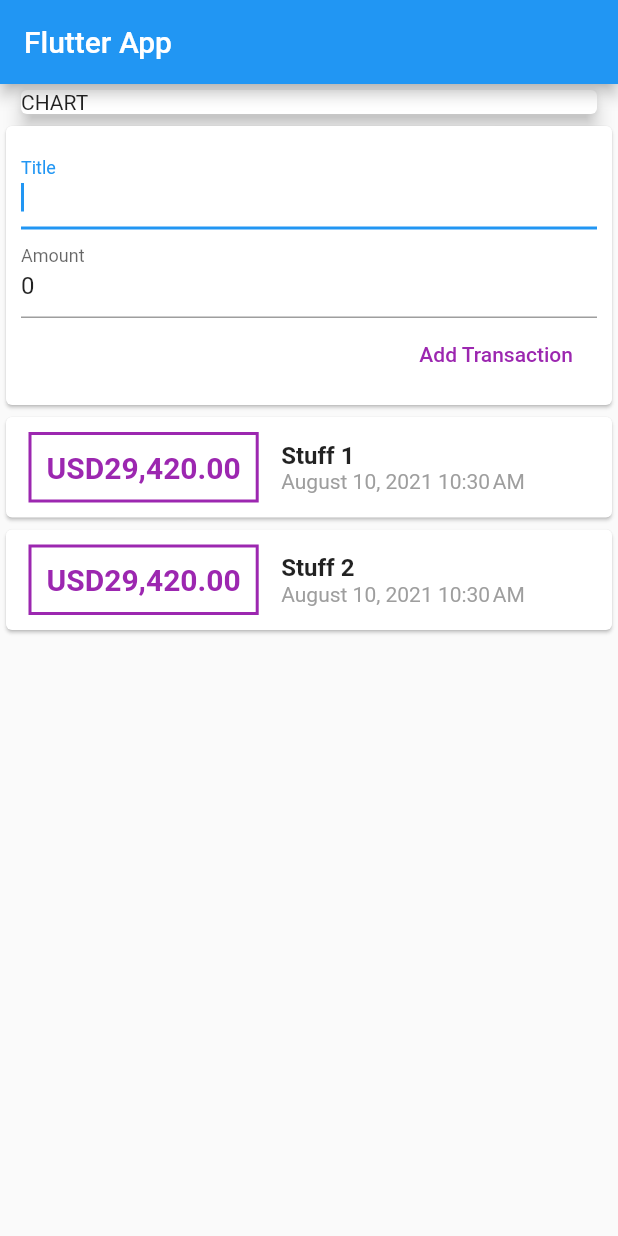
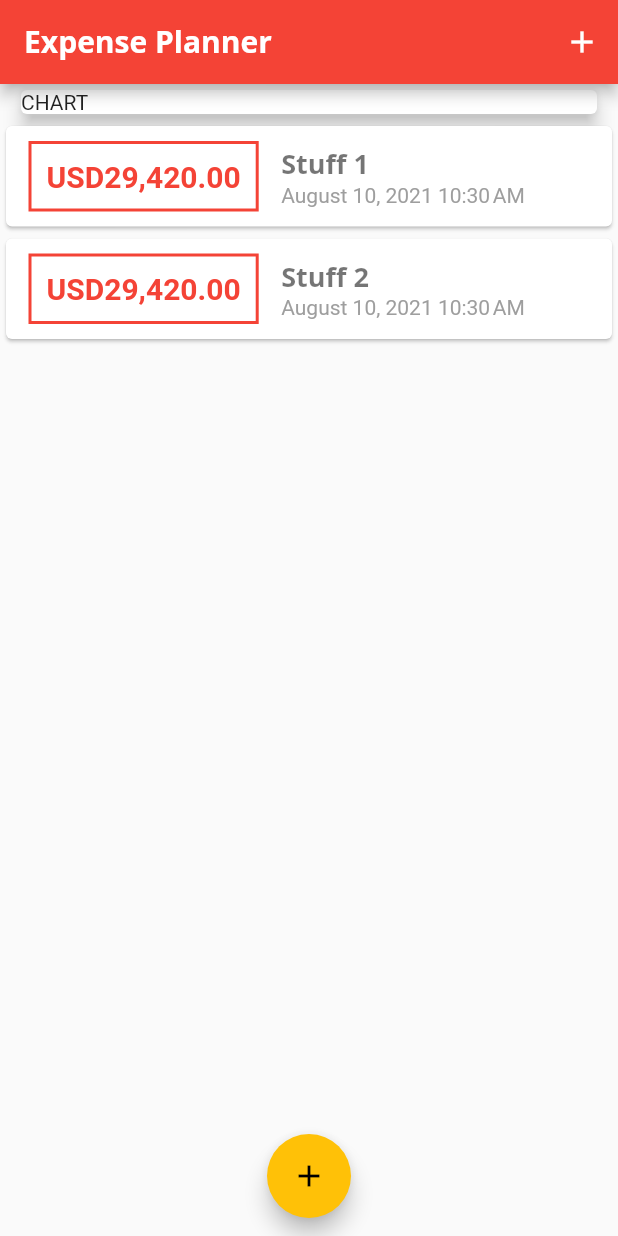
Before and after one commit to izhal27/expense_planner, a Flutter app: the screen it shows after launch, on a phone screen of 412 x 824 dp. Run offline on Flutter 3.47's test engine with Material 2 defaults, Android fonts, the phone set to English and light mode, and no system bars.

Commit message:
Add custom fonts

```diff
--- a/lib/main.dart
+++ b/lib/main.dart
@@ -1,6 +1,9 @@
+import 'dart:math';
+import 'package:expense_planner/widgets/new_transaction.dart';
 import 'package:flutter/material.dart';
 
-import './widgets/user_transacton.dart';
+import './models/transaction.dart';
+import './widgets/transaction_list.dart';
 
 void main() => runApp(MyApp());
 
@@ -10,16 +13,84 @@ class MyApp extends StatelessWidget {
     return MaterialApp(
       title: 'Expense Planner',
       home: MyHomePage(),
+      theme: ThemeData(
+        primarySwatch: Colors.red,
+        accentColor: Colors.amber,
+        fontFamily: 'Quicksand',
+        textTheme: ThemeData.light().textTheme.copyWith(
+              headline1: TextStyle(
+                fontFamily: 'OpenSans',
+                fontWeight: FontWeight.bold,
+                fontSize: 18,
+              ),
+            ),
+        appBarTheme: AppBarTheme(
+          textTheme: ThemeData.light().textTheme.copyWith(
+                headline6: TextStyle(
+                  fontFamily: 'OpenSans',
+                  fontSize: 20,
+                  fontWeight: FontWeight.bold,
+                ),
+              ),
+        ),
+      ),
     );
   }
 }
 
-class MyHomePage extends StatelessWidget {
+class MyHomePage extends StatefulWidget {
+  @override
+  _MyHomePageState createState() => _MyHomePageState();
+}
+
+class _MyHomePageState extends State<MyHomePage> {
+  final List<Transaction> _userTransactions = new List<Transaction>.generate(
+    (2),
+    (index) => Transaction(
+      id: index.toString(),
+      title: 'Stuff ${index + 1}',
+      amount: Random().nextInt(90000) + 10000,
+      date: DateTime.now(),
+    ),
+  );
+
+  void _addNewTrasaction(String txTitle, int txAmount) {
+    final newTx = Transaction(
+      id: DateTime.now().toString(),
+      title: txTitle,
+      amount: txAmount,
+      date: DateTime.now(),
+    );
+
+    setState(() {
+      _userTransactions.add(newTx);
+    });
+  }
+
+  void _startAddNewUserTransaction(BuildContext ctx) {
+    showModalBottomSheet(
+        context: ctx,
+        builder: (_) {
+          return GestureDetector(
+            // onTap: () {},
+            child: NewTransaction(_addNewTrasaction),
+            // behavior: HitTestBehavior.opaque,
+          );
+        });
+  }
+
   @override
   Widget build(BuildContext context) {
     return Scaffold(
       appBar: AppBar(
-          title: Text('Flutter App'),
+        title: Text('Expense Planner'),
+        actions: [
+          IconButton(
+              onPressed: () => _startAddNewUserTransaction(context),
+              icon: Icon(
+                Icons.add,
+              ))
+        ],
       ),
       body: SingleChildScrollView(
         child: Column(
@@ -32,9 +103,16 @@ class MyHomePage extends StatelessWidget {
                 elevation: 5,
               ),
             ),
-              UserTransactions(),
+            TransactionList(_userTransactions),
           ],
         ),
-        ));
+      ),
+      floatingActionButtonLocation:
+          FloatingActionButtonLocation.miniCenterFloat,
+      floatingActionButton: FloatingActionButton(
+        child: Icon(Icons.add),
+        onPressed: () => _startAddNewUserTransaction(context),
+      ),
+    );
   }
 }
--- a/lib/widgets/new_transaction.dart
+++ b/lib/widgets/new_transaction.dart
@@ -1,13 +1,17 @@
 import 'package:flutter/material.dart';
 
-class NewTransaction extends StatelessWidget {
+class NewTransaction extends StatefulWidget {
   final Function(String, int) addTransactionHandler;
-  final titleController = TextEditingController();
-  final amountController = TextEditingController(
-    text: '0',
-  );
 
   NewTransaction(this.addTransactionHandler);
+
+  @override
+  _NewTransactionState createState() => _NewTransactionState();
+}
+
+class _NewTransactionState extends State<NewTransaction> {
+  final titleController = TextEditingController();
+  final amountController = TextEditingController();
 
   void _submitData() {
     final enteredTitle = titleController.text;
@@ -17,7 +21,9 @@ class NewTransaction extends StatelessWidget {
       return;
     }
 
-    addTransactionHandler(enteredTitle, enteredAmount);
+    widget.addTransactionHandler(enteredTitle, enteredAmount);
+
+    Navigator.of(this.context).pop();
   }
 
   @override
@@ -41,18 +47,10 @@ class NewTransaction extends StatelessWidget {
               keyboardType: TextInputType.number,
               controller: amountController,
               enableInteractiveSelection: false,
-              onTap: () {
-                final value = amountController.text;
-
-                if (value.isNotEmpty && int.parse(value) == 0) {
-                  amountController.clear();
-                }
-              },
               onSubmitted: (_) => _submitData(),
             ),
-            FlatButton(
+            TextButton(
               child: Text('Add Transaction'),
-              textColor: Colors.purple,
               onPressed: _submitData,
             )
           ],
--- a/lib/widgets/transaction_list.dart
+++ b/lib/widgets/transaction_list.dart
@@ -29,7 +29,7 @@ class TransactionList extends StatelessWidget {
                   ),
                   decoration: BoxDecoration(
                       border: Border.all(
-                    color: Colors.purple,
+                    color: Theme.of(context).primaryColor,
                     width: 2,
                   )),
                   padding: EdgeInsets.all(10),
@@ -39,7 +39,7 @@ class TransactionList extends StatelessWidget {
                     style: TextStyle(
                       fontWeight: FontWeight.bold,
                       fontSize: 20,
-                      color: Colors.purple,
+                      color: Theme.of(context).primaryColor,
                     ),
                   ),
                 ),
@@ -48,8 +48,7 @@ class TransactionList extends StatelessWidget {
                   children: [
                     Text(
                       transactions[index].title,
-                      style:
-                          TextStyle(fontSize: 16, fontWeight: FontWeight.bold),
+                      style: Theme.of(context).textTheme.headline1,
                     ),
                     Text(
                       DateFormat.yMMMMd(defaultLocale)
--- a/lib/widgets/user_transacton.dart
+++ /dev/null
@@ -1,46 +0,0 @@
-import 'dart:math';
-import 'package:expense_planner/widgets/new_transaction.dart';
-import 'package:expense_planner/widgets/transaction_list.dart';
-import 'package:flutter/material.dart';
-
-import '../models/transaction.dart';
-
-class UserTransactions extends StatefulWidget {
-  @override
-  _UserTransactionsState createState() => _UserTransactionsState();
-}
-
-class _UserTransactionsState extends State<UserTransactions> {
-  final List<Transaction> _userTransactions = new List<Transaction>.generate(
-    (2),
-    (index) => Transaction(
-      id: index.toString(),
-      title: 'Stuff ${index + 1}',
-      amount: Random().nextInt(90000) + 10000,
-      date: DateTime.now(),
-    ),
-  );
-
-  void _addNewTrasaction(String txTitle, int txAmount) {
-    final newTx = Transaction(
-      id: DateTime.now().toString(),
-      title: txTitle,
-      amount: txAmount,
-      date: DateTime.now(),
-    );
-
-    setState(() {
-      _userTransactions.add(newTx);
-    });
-  }
-
-  @override
-  Widget build(BuildContext context) {
-    return Column(
-      children: [
-        NewTransaction(_addNewTrasaction),
-        TransactionList(_userTransactions),
-      ],
-    );
-  }
-}
```
Also changed, not shown: pubspec.yaml (+11 -6 lines), assets/fonts/OpenSans-Bold.ttf (added), assets/fonts/OpenSans-Regular.ttf (added), assets/fonts/Quicksand-Bold.ttf (added), assets/fonts/Quicksand-Light.ttf (added), assets/fonts/Quicksand-Medium.ttf (added), assets/fonts/Quicksand-Regular.ttf (added). Lines whose indentation alone changed are shown as unchanged.
